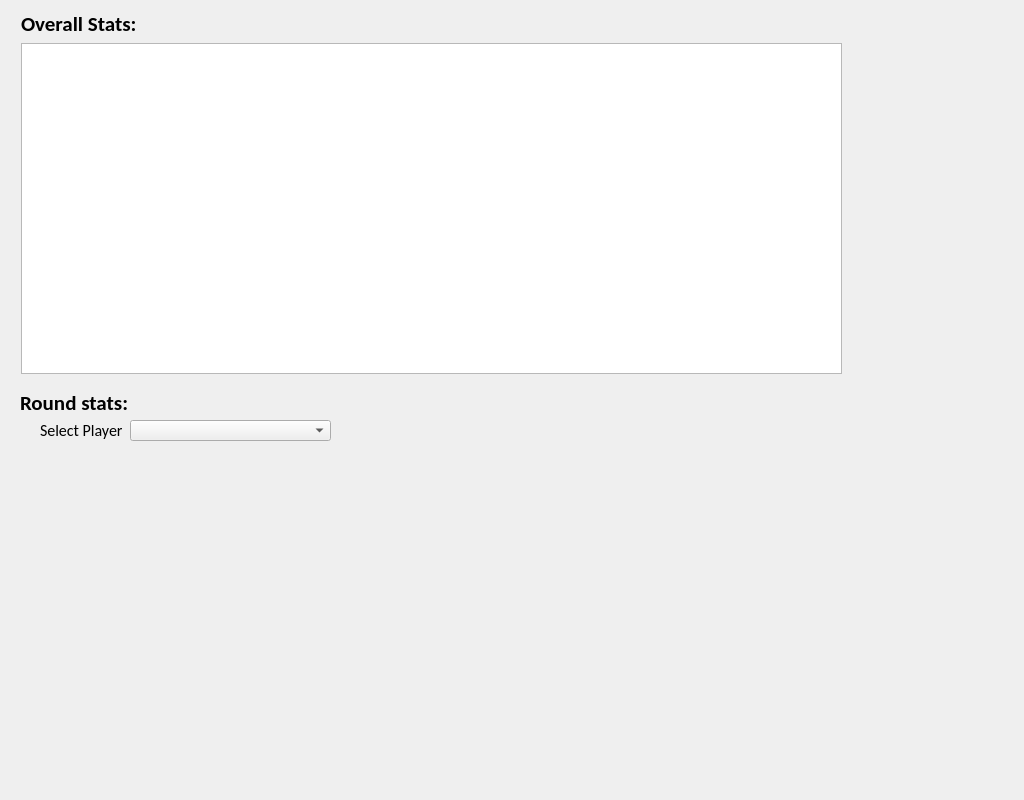
Paxoo/DemoGUI, file GUI/Stats/statswindow.ui: the form before one commit.
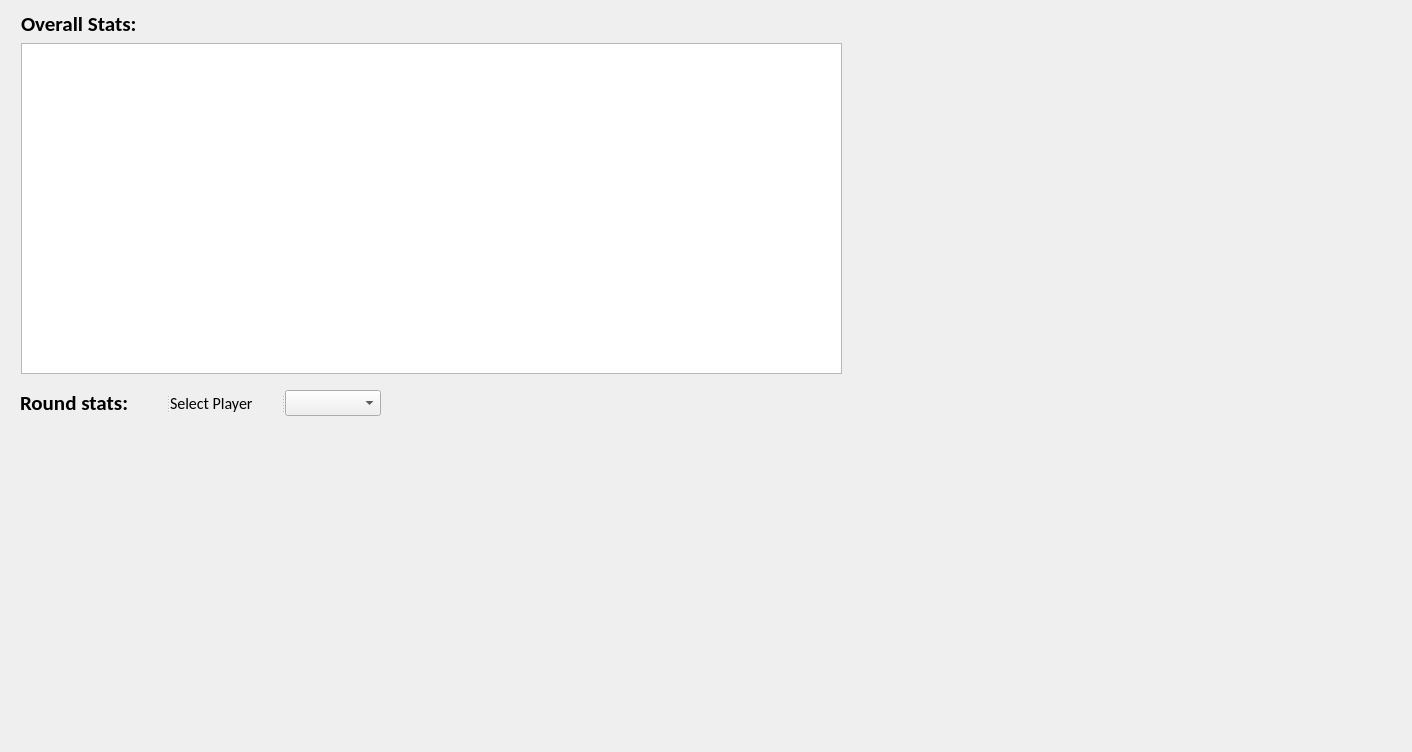
The form after the commit.

The edit to the form file:
```diff
--- a/GUI/Stats/statswindow.ui
+++ b/GUI/Stats/statswindow.ui
@@ -6,8 +6,8 @@
    <rect>
     <x>0</x>
     <y>0</y>
-    <width>1024</width>
-    <height>800</height>
+    <width>1412</width>
+    <height>752</height>
    </rect>
   </property>
   <property name="windowTitle">
@@ -48,32 +48,37 @@
    <property name="geometry">
     <rect>
      <x>20</x>
-     <y>450</y>
+     <y>410</y>
      <width>991</width>
      <height>341</height>
     </rect>
    </property>
    <layout class="QHBoxLayout" name="horizontalLayout"/>
   </widget>
-  <widget class="QComboBox" name="comboBox">
+  <widget class="QWidget" name="horizontalLayoutWidget_2">
    <property name="geometry">
     <rect>
-     <x>130</x>
-     <y>420</y>
-     <width>201</width>
-     <height>21</height>
+     <x>980</x>
+     <y>410</y>
+     <width>431</width>
+     <height>341</height>
     </rect>
    </property>
+   <layout class="QHBoxLayout" name="Piepie"/>
   </widget>
-  <widget class="QLabel" name="label_2">
+  <widget class="QSplitter" name="splitter">
    <property name="geometry">
     <rect>
      <x>20</x>
      <y>390</y>
-     <width>111</width>
+     <width>361</width>
      <height>26</height>
     </rect>
    </property>
+   <property name="orientation">
+    <enum>Qt::Horizontal</enum>
+   </property>
+   <widget class="QLabel" name="label_2">
    <property name="font">
     <font>
      <family>Calibri</family>
@@ -87,14 +92,6 @@
    </property>
   </widget>
   <widget class="QLabel" name="label_3">
-   <property name="geometry">
-    <rect>
-     <x>40</x>
-     <y>420</y>
-     <width>91</width>
-     <height>21</height>
-    </rect>
-   </property>
    <property name="font">
     <font>
      <family>Calibri</family>
@@ -106,6 +103,8 @@
    <property name="text">
     <string>Select Player</string>
    </property>
+   </widget>
+   <widget class="QComboBox" name="comboBox"/>
   </widget>
  </widget>
  <resources/>
```
Lines whose indentation alone changed are shown as unchanged.
